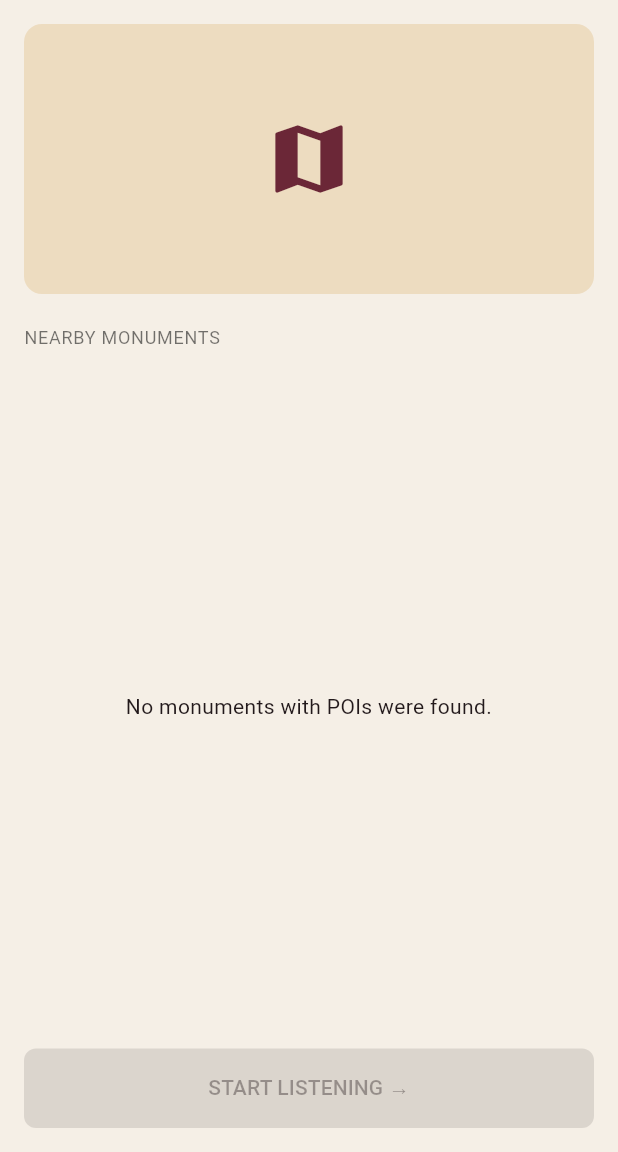
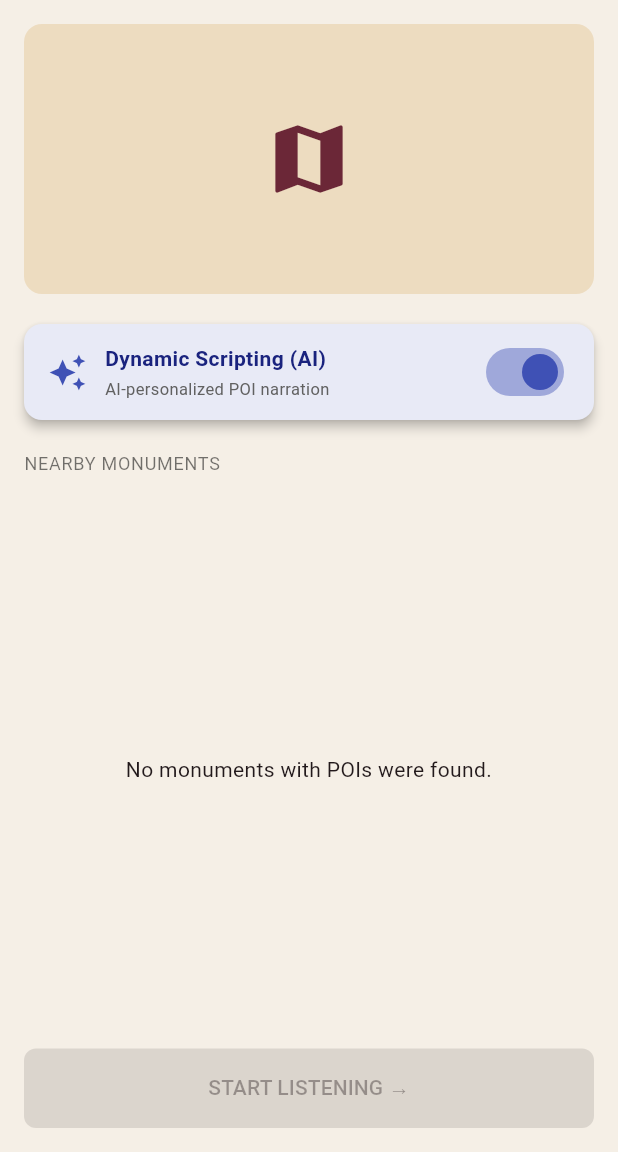
Before and after one commit to medhakg205/DishaVaani, a Flutter app: the HomeScreen screen opened directly, on a phone screen of 412 x 824 dp, the part 84-1236 px from its top. Run offline on Flutter 3.47's test engine with Material 3 defaults, Android fonts, the phone set to English and light mode, and no system bars; our stand-ins replace audioplayers, cached_network_image, cloud_firestore, file_picker, firebase_core, flutter_compass and 2 more; accounts and stored records are empty; generated files the repository leaves out were written again; Roboto replaces fonts that are missing (Georgia).

Commit message:
feat: complete recommendation engine, unit tests, and dynamic scripting toggle

```diff
--- a/lib/screens/home.dart
+++ b/lib/screens/home.dart
@@ -6,6 +6,8 @@ import '../services/poi.dart';
 import 'itinerary_import.dart';
 import 'point_detect.dart';
 import 'splash.dart';
+import '../widgets/dynamic_scripting_toggle.dart';
+
 
 class HomeScreen extends StatefulWidget {
   const HomeScreen({super.key});
@@ -136,7 +138,9 @@ class _HomeScreenState extends State<HomeScreen> {
                   child: Icon(Icons.map, size: 60, color: AppColors.maroon),
                 ),
               ),
-              const SizedBox(height: 20),
+              const SizedBox(height: 12),
+              const DynamicScriptingToggle(),
+              const SizedBox(height: 12),
               const Text(
                 'NEARBY MONUMENTS',
                 style: TextStyle(
--- a/lib/screens/point_detect.dart
+++ b/lib/screens/point_detect.dart
@@ -14,6 +14,11 @@ import '../services/translation.dart';
 import '../widgets/compass_needle.dart';
 import '../widgets/volume_button.dart';
 import 'now_playing.dart';
+import '../services/device_identity.dart';
+import '../services/profile_store.dart';
+import '../services/scripting_settings.dart';
+import '../widgets/dynamic_scripting_toggle.dart';
+
 
 class PointDetectScreen extends StatefulWidget {
   final String monumentId;
@@ -36,6 +41,7 @@ class _PointDetectScreenState extends State<PointDetectScreen> {
 
   final AudioPlayer _audioPlayer = AudioPlayer();
   final TranslationService _translationService = TranslationService();
+  final Map<String, String> _dynamicAudioCache = {};
   bool isPlaying = false;
   bool isResolvingAudio = false;
   bool _hasSensorPermission = false;
@@ -137,6 +143,8 @@ class _PointDetectScreenState extends State<PointDetectScreen> {
 
       if (detectedPoi != null && detectedPoi.id != _autoPlayedPoiId) {
         _autoPlayedPoiId = detectedPoi.id;
+        final deviceId = await DeviceIdentity.getId();
+        onPoiDetected(detectedPoi.id, deviceId);
         await _togglePlayback(detectedPoi);
       }
     });
@@ -155,29 +163,62 @@ class _PointDetectScreenState extends State<PointDetectScreen> {
 
   Future<String?> _resolveAudioUrl(Poi poi) async {
     final lang = AppSettings.selectedLanguage;
+    final isDynamic = ScriptingSettings().isDynamicScriptingEnabled;
 
-    final existingUrl = poi.audioUrls[lang];
-    if (existingUrl != null && existingUrl.trim().isNotEmpty) {
-      return existingUrl;
+    if (!isDynamic) {
+      print(
+        '[Scripting Engine] ⏸ Dynamic scripting disabled: Bypassing Gemini and serving static narration for POI: ${poi.id}',
+      );
+      final staticUrl = poi.audioUrls[lang] ?? poi.audioUrls['en'];
+      if (staticUrl != null && staticUrl.trim().isNotEmpty) {
+        return staticUrl;
+      }
+      return null;
+    }
+
+    print(
+      '[Scripting Engine] ⚡ Dynamic scripting enabled: requesting AI narration for POI: ${poi.id}',
+    );
+
+    // If dynamic audio was already generated in this session, return it from memory
+    final cacheKey = '${poi.id}_$lang';
+    if (_dynamicAudioCache.containsKey(cacheKey)) {
+      print('[Scripting Engine] 💾 Serving from in-memory session cache for $cacheKey');
+      return _dynamicAudioCache[cacheKey];
     }
 
     final englishScript = poi.getScript('en');
-    if (englishScript.isEmpty) return null;
+    if (englishScript.isEmpty) {
+      print('[Scripting Engine] ⚠️ English source script is empty for POI: ${poi.id}');
+      return null;
+    }
 
     setState(() => isResolvingAudio = true);
 
     try {
+      final profile = await ProfileStore().loadProfile();
+      final profileMap = profile.weights.isNotEmpty ? profile.toJson() : null;
+      print('[Scripting Engine] 👤 Loaded user interest profile: $profileMap');
+
       final newUrl = await _translationService.getTranslatedAudioUrl(
         poiId: poi.id,
         sourceScript: englishScript,
         sourceLang: 'en',
         targetLanguage: lang,
+        interestProfile: profileMap,
+        onScriptResolved: (script) {
+          print('[Scripting Engine] 📝 Received personalized script: $script');
+          poi.scripts[lang] = script;
+        },
       );
+      print('[Scripting Engine] ✅ Dynamic audio resolved: $newUrl');
+      _dynamicAudioCache[cacheKey] = newUrl;
       poi.audioUrls[lang] = newUrl;
       return newUrl;
     } catch (e) {
-      debugPrint('Translation call failed: $e');
-      return null;
+      print('[Scripting Engine] ❌ Translation/personalization failed: $e');
+      print('[Scripting Engine] ↩️ Falling back to static audio');
+      return poi.audioUrls[lang] ?? poi.audioUrls['en'];
     } finally {
       if (mounted) setState(() => isResolvingAudio = false);
     }
@@ -209,6 +250,9 @@ class _PointDetectScreenState extends State<PointDetectScreen> {
       await _audioPlayer.pause();
       return;
     }
+
+    final deviceId = await DeviceIdentity.getId();
+    onPoiDetected(poi.id, deviceId);
 
     final audioUrl = await _resolveAudioUrl(poi);
     if (audioUrl == null || audioUrl.trim().isEmpty) {
@@ -304,6 +348,9 @@ class _PointDetectScreenState extends State<PointDetectScreen> {
           onPressed: () => Navigator.popUntil(context, (r) => r.isFirst),
         ),
         title: const Text('DishaVaani', style: TextStyle(color: Colors.white)),
+        actions: const [
+          DynamicScriptingToggle(isCompact: true),
+        ],
       ),
       body: SafeArea(
         child: !_hasSensorPermission
@@ -751,3 +798,13 @@ class _SensorPermissionPrompt extends StatelessWidget {
     );
   }
 }
+
+void onPoiDetected(String poiId, String deviceId) async {
+  final useDynamicScripting = ScriptingSettings().isDynamicScriptingEnabled;
+
+  if (useDynamicScripting) {
+    print('[Scripting Engine] 🎯 Triggering AI Gemini dynamic script for POI: $poiId (Device: $deviceId)');
+  } else {
+    print('[Scripting Engine] 🎯 Serving static pre-recorded audio script for POI: $poiId');
+  }
+}
--- /dev/null
+++ b/lib/services/scripting_settings.dart
@@ -0,0 +1,16 @@
+import 'package:flutter/foundation.dart';
+
+class ScriptingSettings extends ChangeNotifier {
+  static final ScriptingSettings _instance = ScriptingSettings._internal();
+  factory ScriptingSettings() => _instance;
+  ScriptingSettings._internal();
+
+  bool _isDynamicScriptingEnabled = true; // Default ON
+
+  bool get isDynamicScriptingEnabled => _isDynamicScriptingEnabled;
+
+  void toggleDynamicScripting(bool value) {
+    _isDynamicScriptingEnabled = value;
+    notifyListeners();
+  }
+}
--- /dev/null
+++ b/lib/widgets/dynamic_scripting_toggle.dart
@@ -0,0 +1,117 @@
+import 'package:flutter/material.dart';
+import '../services/scripting_settings.dart';
+
+class DynamicScriptingToggle extends StatelessWidget {
+  final bool isCompact;
+  final EdgeInsetsGeometry? margin;
+
+  const DynamicScriptingToggle({
+    super.key,
+    this.isCompact = false,
+    this.margin,
+  });
+
+  @override
+  Widget build(BuildContext context) {
+    final settings = ScriptingSettings();
+
+    return ListenableBuilder(
+      listenable: settings,
+      builder: (context, _) {
+        final isEnabled = settings.isDynamicScriptingEnabled;
+
+        if (isCompact) {
+          return Padding(
+            padding: const EdgeInsets.symmetric(horizontal: 8.0),
+            child: Row(
+              mainAxisSize: MainAxisSize.min,
+              children: [
+                Icon(
+                  isEnabled ? Icons.auto_awesome : Icons.subtitles_off_outlined,
+                  size: 20,
+                  color: isEnabled ? Colors.white : Colors.white70,
+                ),
+                const SizedBox(width: 4),
+                Switch(
+                  value: isEnabled,
+                  activeThumbColor: Colors.white,
+                  activeTrackColor: Colors.indigo.shade300,
+                  inactiveThumbColor: Colors.grey.shade400,
+                  inactiveTrackColor: Colors.white24,
+                  onChanged: (val) {
+                    settings.toggleDynamicScripting(val);
+                  },
+                ),
+              ],
+            ),
+          );
+        }
+
+        return Card(
+          elevation: 3,
+          margin: margin ?? const EdgeInsets.symmetric(vertical: 8.0),
+          shape: RoundedRectangleBorder(borderRadius: BorderRadius.circular(12)),
+          color: isEnabled ? Colors.indigo.shade50 : Colors.grey.shade100,
+          child: Padding(
+            padding: const EdgeInsets.symmetric(horizontal: 16.0, vertical: 8.0),
+            child: Row(
+              mainAxisAlignment: MainAxisAlignment.spaceBetween,
+              children: [
+                Expanded(
+                  child: Row(
+                    children: [
+                      Icon(
+                        isEnabled ? Icons.auto_awesome : Icons.subtitles_off_outlined,
+                        color: isEnabled ? Colors.indigo : Colors.grey.shade600,
+                        size: 26,
+                      ),
+                      const SizedBox(width: 12),
+                      Expanded(
+                        child: Column(
+                          crossAxisAlignment: CrossAxisAlignment.start,
+                          mainAxisSize: MainAxisSize.min,
+                          children: [
+                            Text(
+                              'Dynamic Scripting (AI)',
+                              style: TextStyle(
+                                fontWeight: FontWeight.bold,
+                                fontSize: 14,
+                                color: isEnabled
+                                    ? Colors.indigo.shade900
+                                    : Colors.grey.shade800,
+                              ),
+                            ),
+                            const SizedBox(height: 2),
+                            Text(
+                              isEnabled
+                                  ? 'AI-personalized POI narration'
+                                  : 'Standard pre-recorded narration',
+                              style: TextStyle(
+                                fontSize: 11,
+                                color: Colors.grey.shade700,
+                              ),
+                              overflow: TextOverflow.ellipsis,
+                            ),
+                          ],
+                        ),
+                      ),
+                    ],
+                  ),
+                ),
+                const SizedBox(width: 8),
+                Switch(
+                  value: isEnabled,
+                  activeThumbColor: Colors.indigo,
+                  activeTrackColor: Colors.indigo.shade200,
+                  onChanged: (val) {
+                    settings.toggleDynamicScripting(val);
+                  },
+                ),
+              ],
+            ),
+          ),
+        );
+      },
+    );
+  }
+}
```
Also changed, not shown: lib/models/monument.dart (added, +36 -0 lines), lib/screens/now_playing.dart (+55 -10 lines), lib/services/itinerary_update_port.dart (added, +19 -0 lines), lib/services/monument.dart (added, +13 -0 lines), lib/services/recommendation_engine.dart (added, +86 -0 lines), lib/services/translation.dart (+23 -7 lines), lib/widgets/recommendation_card.dart (added, +71 -0 lines), firebase.json, 3 other files.
